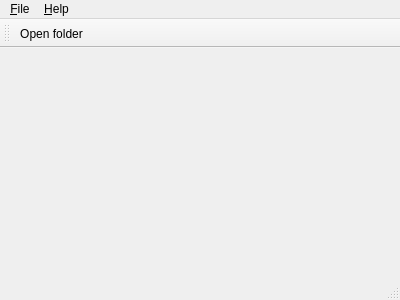
The window that proj/src/MainWindow.ui (germix/minecraft-explorer) describes before a commit, drawn with Qt 5.
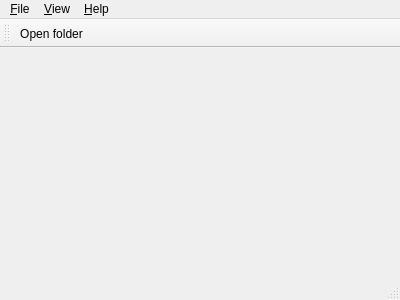
The same window after the commit. Icons and pictures are not drawn.

Patch:
```diff
--- a/proj/src/MainWindow.ui
+++ b/proj/src/MainWindow.ui
@@ -37,7 +37,13 @@
     </property>
     <addaction name="actionHelpAbout"/>
    </widget>
+   <widget class="QMenu" name="menu_View">
+    <property name="title">
+     <string>&amp;View</string>
+    </property>
+   </widget>
    <addaction name="menu_File"/>
+   <addaction name="menu_View"/>
    <addaction name="menu_Help"/>
   </widget>
   <widget class="QToolBar" name="mainToolBar">
```
